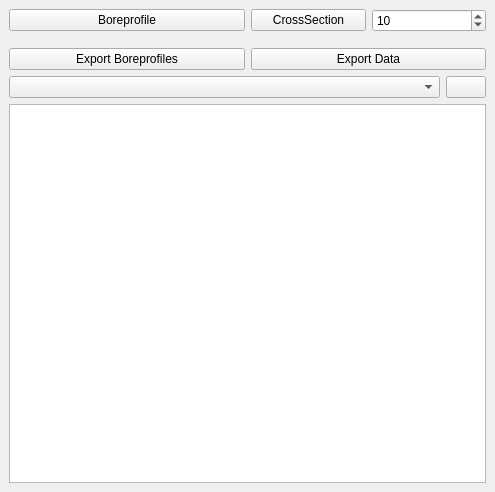
First picture: the form in terraindex_dockwidget_base.ui, repository KRS-dev/TerraIndex-Plugin, before the edit.
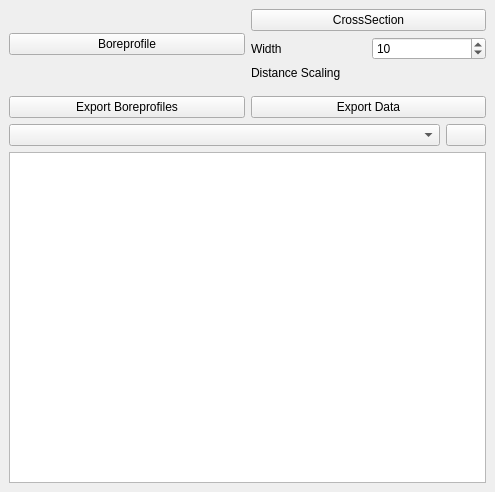
Second picture: the form after the edit. Icons and pictures are not drawn. Custom widgets are drawn as their Qt base class.

Commit message: doc and shiftclicked

Diff of the .ui file:
```diff
--- a/terraindex_dockwidget_base.ui
+++ b/terraindex_dockwidget_base.ui
@@ -65,7 +65,7 @@
        </widget>
       </item>
       <item>
-       <layout class="QHBoxLayout" name="horizontalLayout_3">
+       <layout class="QVBoxLayout" name="verticalLayout">
         <property name="sizeConstraint">
          <enum>QLayout::SetDefaultConstraint</enum>
         </property>
@@ -80,6 +80,18 @@
          </widget>
         </item>
         <item>
+         <layout class="QGridLayout" name="gridLayout_2">
+          <property name="topMargin">
+           <number>0</number>
+          </property>
+          <item row="0" column="0">
+           <widget class="QLabel" name="label">
+            <property name="text">
+             <string>Width</string>
+            </property>
+           </widget>
+          </item>
+          <item row="0" column="1">
          <widget class="QgsSpinBox" name="SB_crosssectionWidth">
           <property name="minimumSize">
            <size>
@@ -104,6 +116,25 @@
           </property>
          </widget>
         </item>
+          <item row="1" column="1">
+           <widget class="QgsScaleWidget" name="SW_crossSection">
+            <property name="showCurrentScaleButton">
+             <bool>true</bool>
+            </property>
+            <property name="minScale">
+             <bool>false</bool>
+            </property>
+           </widget>
+          </item>
+          <item row="1" column="0">
+           <widget class="QLabel" name="label_2">
+            <property name="text">
+             <string>Distance Scaling</string>
+            </property>
+           </widget>
+          </item>
+         </layout>
+        </item>
        </layout>
       </item>
      </layout>
@@ -143,6 +174,11 @@
   </widget>
  </widget>
  <customwidgets>
+  <customwidget>
+   <class>QgsScaleWidget</class>
+   <extends>QWidget</extends>
+   <header>qgsscalewidget.h</header>
+  </customwidget>
   <customwidget>
    <class>QgsSpinBox</class>
    <extends>QSpinBox</extends>
```
Lines whose indentation alone changed are shown as unchanged. The commit also changes 2 other files.
